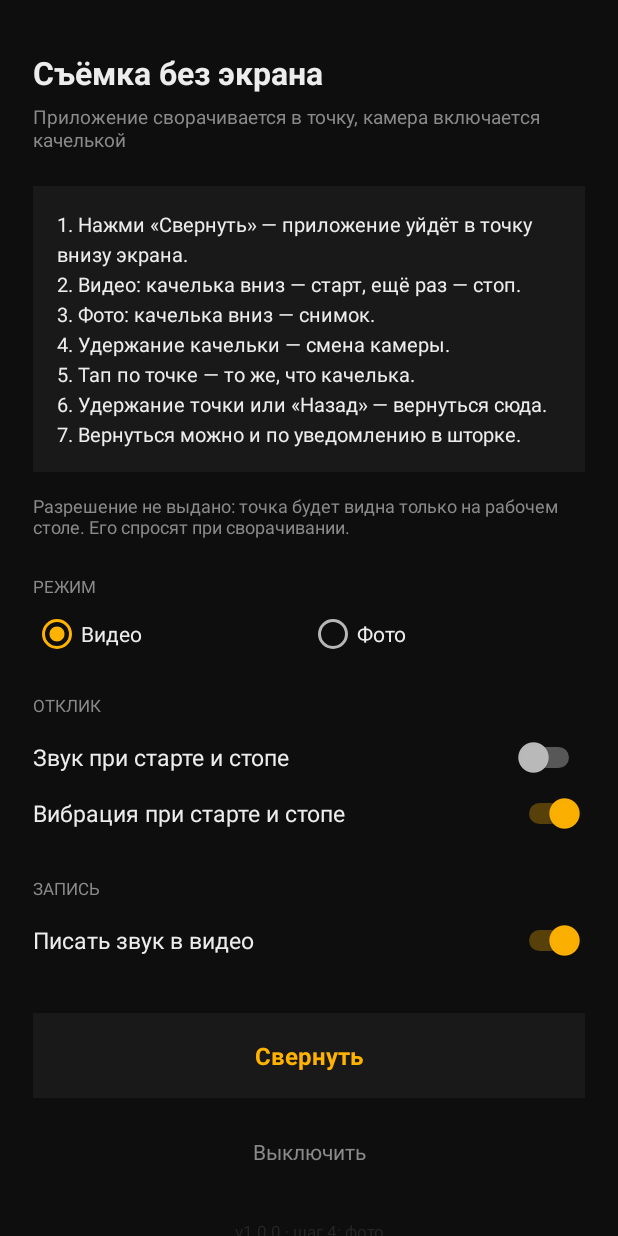
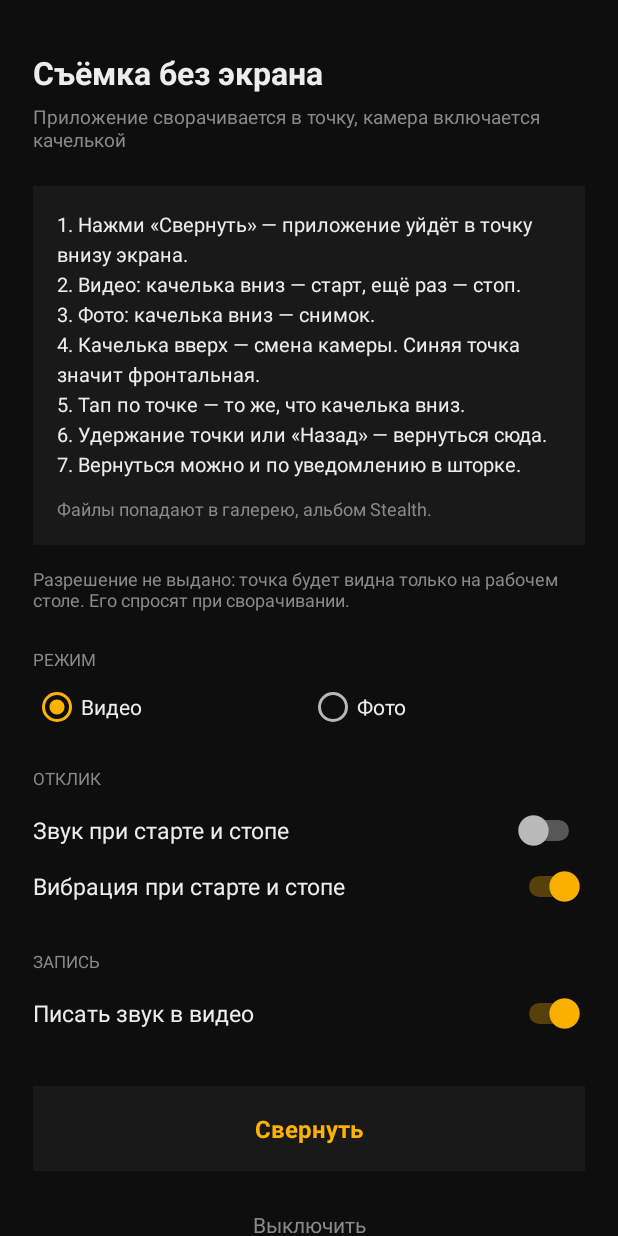
Before and after one commit to ShlennikovAlex/CameraStealth, an Android app: the screen it shows after launch (MainActivity), on a phone screen of 412 x 824 dp. Run offline under Robolectric (Android 15) with nearby library versions, the phone set to English and light mode, and no system bars.

Commit message:
Update instructions and step text in activity_main.xml

```diff
--- a/app/src/main/res/layout/activity_main.xml
+++ b/app/src/main/res/layout/activity_main.xml
@@ -42,9 +42,18 @@
                 android:layout_width="match_parent"
                 android:layout_height="wrap_content"
                 android:lineSpacingExtra="4dp"
-                android:text="1. Нажми «Свернуть» — приложение уйдёт в точку внизу экрана.\n2. Видео: качелька вниз — старт, ещё раз — стоп.\n3. Фото: качелька вниз — снимок.\n4. Удержание качельки — смена камеры.\n5. Тап по точке — то же, что качелька.\n6. Удержание точки или «Назад» — вернуться сюда.\n7. Вернуться можно и по уведомлению в шторке."
+                android:text="1. Нажми «Свернуть» — приложение уйдёт в точку внизу экрана.\n2. Видео: качелька вниз — старт, ещё раз — стоп.\n3. Фото: качелька вниз — снимок.\n4. Качелька вверх — смена камеры. Синяя точка значит фронтальная.\n5. Тап по точке — то же, что качелька вниз.\n6. Удержание точки или «Назад» — вернуться сюда.\n7. Вернуться можно и по уведомлению в шторке."
                 android:textColor="@color/text"
                 android:textSize="13sp" />
+
+            <TextView
+                android:layout_width="match_parent"
+                android:layout_height="wrap_content"
+                android:layout_marginTop="12dp"
+                android:lineSpacingExtra="3dp"
+                android:text="Файлы попадают в галерею, альбом Stealth."
+                android:textColor="@color/muted"
+                android:textSize="12sp" />
         </LinearLayout>
 
         <TextView
@@ -167,7 +176,7 @@
             android:layout_height="wrap_content"
             android:layout_marginTop="22dp"
             android:gravity="center"
-            android:text="v1.0.0 · шаг 4: фото"
+            android:text="v1.0.0 · шаг 5: смена камеры и отклик"
             android:textColor="@color/line"
             android:textSize="11sp" />
 
```
